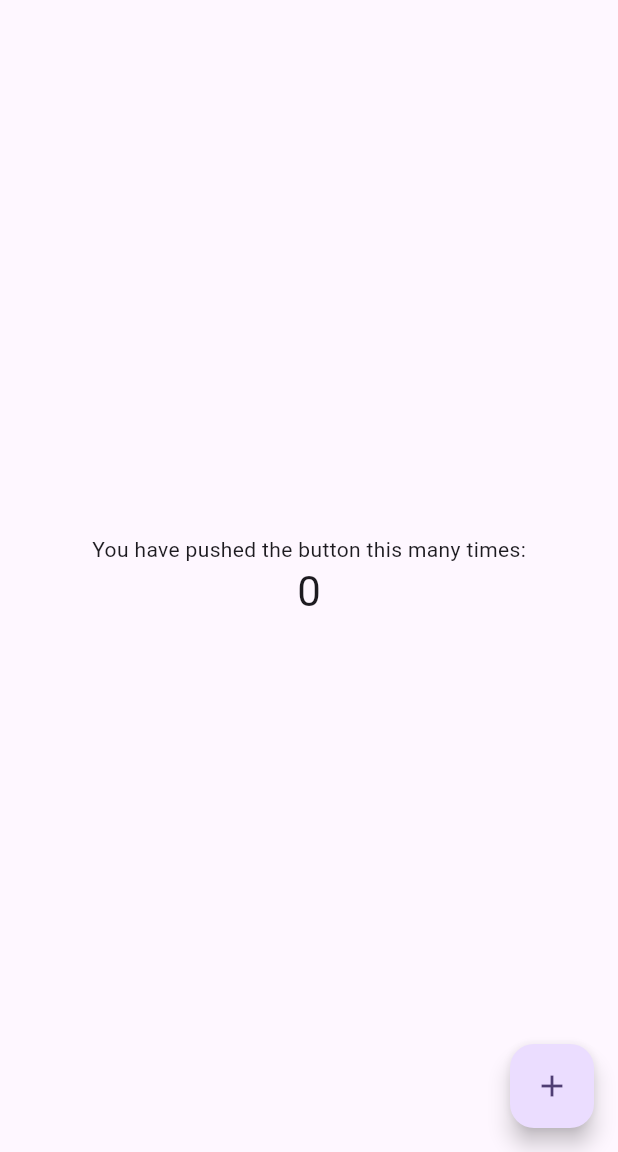
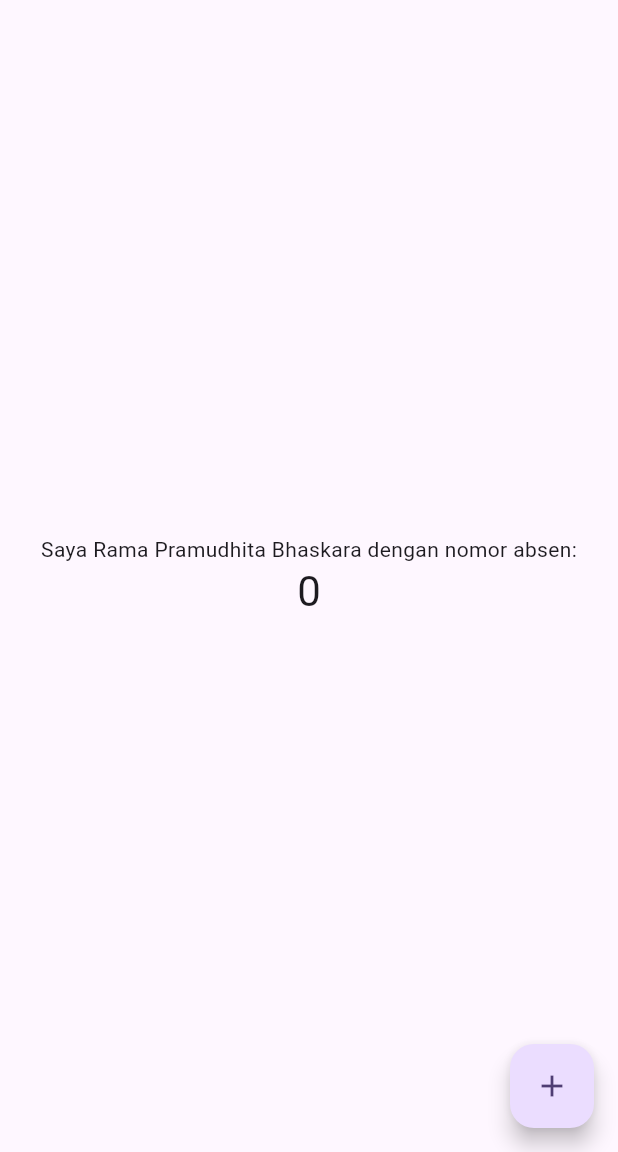
Before and after one commit to tektungg/flutter-fundamental-part1, a Flutter app: the screen it shows after launch, on a phone screen of 412 x 824 dp, the part 84-1236 px from its top. Run offline on Flutter 3.47's test engine with Material 3 defaults, Android fonts, the phone set to English and light mode, and no system bars.

Commit message:
clear praktikum 3

```diff
--- a/lib/main.dart
+++ b/lib/main.dart
@@ -106,7 +106,7 @@ class _MyHomePageState extends State<MyHomePage> {
           mainAxisAlignment: MainAxisAlignment.center,
           children: <Widget>[
             const Text(
-              'You have pushed the button this many times:',
+              'Saya Rama Pramudhita Bhaskara dengan nomor absen:',
             ),
             Text(
               '$_counter',
```
Also changed, not shown: images/01.png (added), 1 other file.
